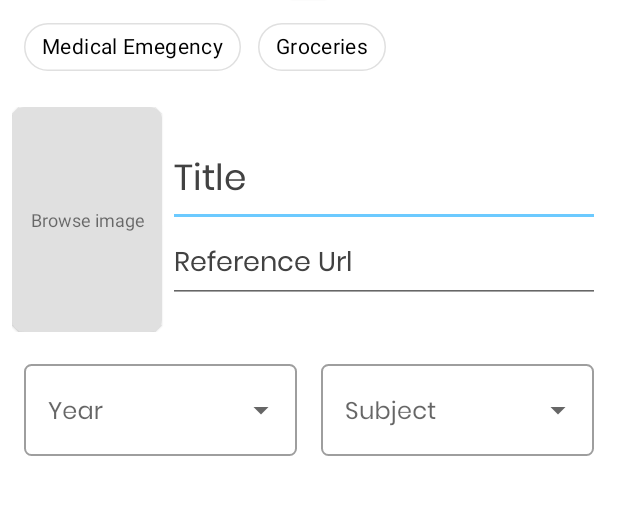
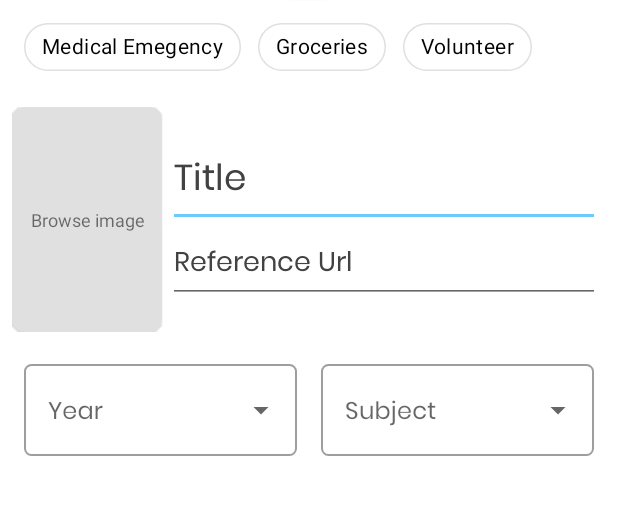
Before and after one commit to abhishekgupta-99/GoCorona, an Android app: the GO_OUT screen opened directly, with no data from a screen before it, on a phone screen of 412 x 824 dp, the part 86-601 px from its top. Run offline under Robolectric (Android 15) with nearby library versions, the phone set to English and light mode, and no system bars; 1 statement that could not run was skipped.

Commit message:
Merge branch 'master' of https://github.com/pranjalpc99/GoCorona into abhishek
# Conflicts:
#	app/build.gradle
#	app/src/main/res/values/strings.xml

```diff
--- a/app/src/main/res/layout/activity_go__out.xml
+++ b/app/src/main/res/layout/activity_go__out.xml
@@ -117,6 +117,20 @@
                             android:focusable="true"
                             android:fontFamily="@font/poppins_regular"
                             android:text="Groceries"
+                            app:chipStrokeColor="@color/grey300"
+                            app:chipStrokeWidth="1dp" />
+
+                        <com.google.android.material.chip.Chip
+                            android:id="@+id/vol"
+                            style="@style/CustomChipChoice"
+                            android:layout_width="wrap_content"
+                            android:layout_height="wrap_content"
+                            android:layout_marginEnd="3dp"
+                            android:checkable="true"
+                            android:clickable="true"
+                            android:focusable="true"
+                            android:fontFamily="@font/poppins_regular"
+                            android:text="Volunteer"
                             app:chipStrokeColor="@color/grey300"
                             app:chipStrokeWidth="1dp" />
 
```
